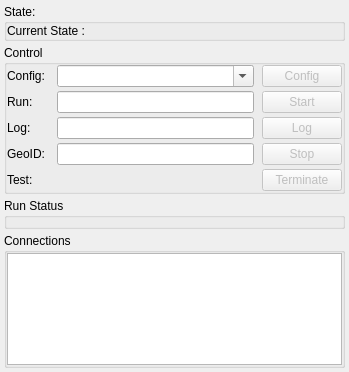
Old version of the form gui/ui/euRun.ui in the repository eudaq/eudaq.
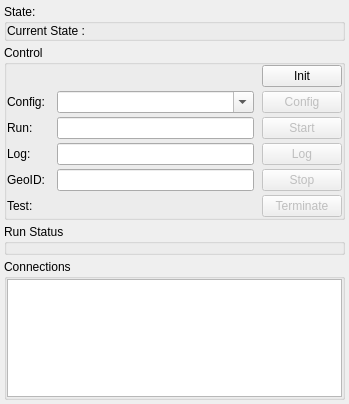
New version of the form. Icons and pictures are not drawn.

Commit message: "Some gui changes concerning new state."

```diff
--- a/gui/ui/euRun.ui
+++ b/gui/ui/euRun.ui
@@ -4,12 +4,12 @@
   <property name="enabled" >
    <bool>true</bool>
   </property>
-  <property name="geometry" >
+  <property name="geometry">
    <rect>
     <x>0</x>
     <y>0</y>
     <width>349</width>
-    <height>372</height>
+    <height>404</height>
    </rect>
   </property>
   <property name="windowTitle" >
@@ -24,7 +24,16 @@
     <property name="spacing" >
      <number>4</number>
     </property>
-    <property name="margin" >
+    <property name="leftMargin">
+     <number>4</number>
+    </property>
+    <property name="topMargin">
+     <number>4</number>
+    </property>
+    <property name="rightMargin">
+     <number>4</number>
+    </property>
+    <property name="bottomMargin">
      <number>4</number>
     </property>
     <item>
@@ -51,19 +60,28 @@
       <property name="title" >
        <string>Control</string>
       </property>
-      <layout class="QGridLayout" >
-       <property name="horizontalSpacing" >
+      <layout class="QGridLayout">
+       <property name="leftMargin">
+        <number>0</number>
+       </property>
+       <property name="topMargin">
+        <number>0</number>
+       </property>
+       <property name="rightMargin">
+        <number>0</number>
+       </property>
+       <property name="bottomMargin">
+        <number>0</number>
+       </property>
+       <property name="horizontalSpacing">
         <number>8</number>
        </property>
        <property name="verticalSpacing" >
         <number>4</number>
        </property>
-       <property name="margin" >
-        <number>0</number>
-       </property>
-       <item row="1" column="0" >
-        <widget class="QLabel" name="lblConfig" >
-         <property name="text" >
+       <item row="1" column="0">
+        <widget class="QLabel" name="lblConfig">
+         <property name="text">
           <string>Config: </string>
          </property>
         </widget>
@@ -213,6 +231,13 @@
          </property>
         </widget>
        </item>
+       <item row="0" column="2">
+        <widget class="QPushButton" name="btnInit">
+         <property name="text">
+          <string>Init</string>
+         </property>
+        </widget>
+       </item>
       </layout>
      </widget>
     </item>
@@ -221,16 +246,25 @@
       <property name="title" >
        <string>Run Status</string>
       </property>
-      <layout class="QGridLayout" >
-       <property name="horizontalSpacing" >
+      <layout class="QGridLayout">
+       <property name="leftMargin">
+        <number>0</number>
+       </property>
+       <property name="topMargin">
+        <number>0</number>
+       </property>
+       <property name="rightMargin">
+        <number>0</number>
+       </property>
+       <property name="bottomMargin">
+        <number>0</number>
+       </property>
+       <property name="horizontalSpacing">
         <number>8</number>
        </property>
        <property name="verticalSpacing" >
         <number>4</number>
        </property>
-       <property name="margin" >
-        <number>0</number>
-       </property>
       </layout>
      </widget>
     </item>
@@ -243,7 +277,16 @@
        <property name="spacing" >
         <number>4</number>
        </property>
-       <property name="margin" >
+       <property name="leftMargin">
+        <number>0</number>
+       </property>
+       <property name="topMargin">
+        <number>0</number>
+       </property>
+       <property name="rightMargin">
+        <number>0</number>
+       </property>
+       <property name="bottomMargin">
         <number>0</number>
        </property>
        <item>
```
Left out of the diff: 194 changed lines with no effect on the pictures. The commit also changes 4 other files.
